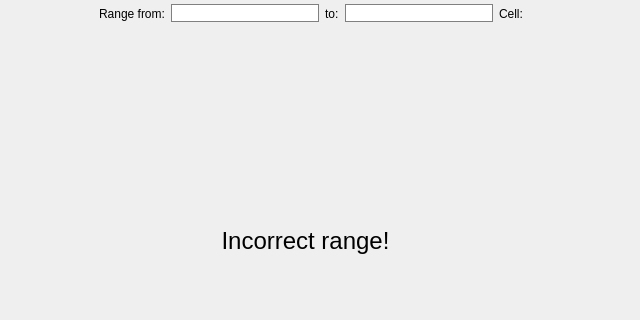
Old version of the form gui/plot.ui in the repository lmsnsk/exchange_3; both pictures show x 0 to 640 and y 0 to 320 of the 640 by 480 pixel window.
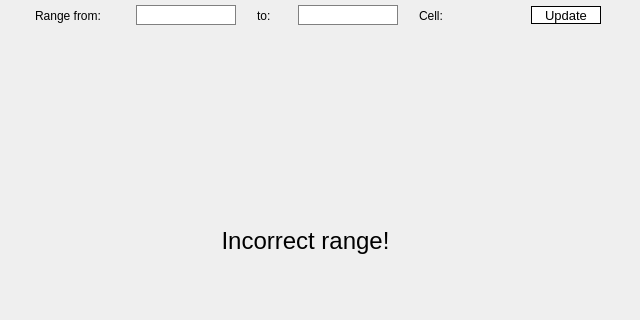
New version of the form.

What changed in the file:
```diff
--- a/gui/plot.ui
+++ b/gui/plot.ui
@@ -43,24 +43,27 @@
   <widget class="QWidget" name="horizontalLayoutWidget">
    <property name="geometry">
     <rect>
-     <x>-1</x>
+     <x>0</x>
      <y>0</y>
      <width>641</width>
-     <height>27</height>
+     <height>31</height>
     </rect>
    </property>
    <layout class="QHBoxLayout" name="horizontalLayout">
+    <property name="spacing">
+     <number>6</number>
+    </property>
     <item>
      <spacer name="horizontalSpacer">
       <property name="orientation">
        <enum>Qt::Horizontal</enum>
       </property>
       <property name="sizeType">
-       <enum>QSizePolicy::Minimum</enum>
+       <enum>QSizePolicy::Preferred</enum>
       </property>
       <property name="sizeHint" stdset="0">
        <size>
-        <width>100</width>
+        <width>20</width>
         <height>20</height>
        </size>
       </property>
@@ -68,6 +71,18 @@
     </item>
     <item>
      <widget class="QLabel" name="label">
+      <property name="minimumSize">
+       <size>
+        <width>80</width>
+        <height>30</height>
+       </size>
+      </property>
+      <property name="maximumSize">
+       <size>
+        <width>80</width>
+        <height>16777215</height>
+       </size>
+      </property>
       <property name="text">
        <string>Range from:</string>
       </property>
@@ -75,13 +90,40 @@
     </item>
     <item>
      <widget class="QLineEdit" name="rangeFrom">
+      <property name="minimumSize">
+       <size>
+        <width>100</width>
+        <height>0</height>
+       </size>
+      </property>
+      <property name="maximumSize">
+       <size>
+        <width>100</width>
+        <height>20</height>
+       </size>
+      </property>
       <property name="focusPolicy">
        <enum>Qt::ClickFocus</enum>
       </property>
+      <property name="alignment">
+       <set>Qt::AlignRight|Qt::AlignTrailing|Qt::AlignVCenter</set>
+      </property>
      </widget>
     </item>
     <item>
      <widget class="QLabel" name="label_2">
+      <property name="minimumSize">
+       <size>
+        <width>20</width>
+        <height>0</height>
+       </size>
+      </property>
+      <property name="maximumSize">
+       <size>
+        <width>20</width>
+        <height>16777215</height>
+       </size>
+      </property>
       <property name="text">
        <string>to:</string>
       </property>
@@ -89,13 +131,40 @@
     </item>
     <item>
      <widget class="QLineEdit" name="rangeTo">
+      <property name="minimumSize">
+       <size>
+        <width>100</width>
+        <height>0</height>
+       </size>
+      </property>
+      <property name="maximumSize">
+       <size>
+        <width>100</width>
+        <height>20</height>
+       </size>
+      </property>
       <property name="focusPolicy">
        <enum>Qt::ClickFocus</enum>
       </property>
+      <property name="alignment">
+       <set>Qt::AlignRight|Qt::AlignTrailing|Qt::AlignVCenter</set>
+      </property>
      </widget>
     </item>
     <item>
      <widget class="QLabel" name="label_4">
+      <property name="minimumSize">
+       <size>
+        <width>30</width>
+        <height>0</height>
+       </size>
+      </property>
+      <property name="maximumSize">
+       <size>
+        <width>30</width>
+        <height>16777215</height>
+       </size>
+      </property>
       <property name="text">
        <string>Cell: </string>
       </property>
@@ -103,22 +172,63 @@
     </item>
     <item>
      <widget class="QLabel" name="labelCell">
+      <property name="minimumSize">
+       <size>
+        <width>40</width>
+        <height>0</height>
+       </size>
+      </property>
+      <property name="maximumSize">
+       <size>
+        <width>40</width>
+        <height>16777215</height>
+       </size>
+      </property>
       <property name="text">
        <string/>
       </property>
      </widget>
     </item>
+    <item>
+     <widget class="QPushButton" name="updatePlot">
+      <property name="minimumSize">
+       <size>
+        <width>70</width>
+        <height>18</height>
+       </size>
+      </property>
+      <property name="maximumSize">
+       <size>
+        <width>70</width>
+        <height>18</height>
+       </size>
+      </property>
+      <property name="font">
+       <font>
+        <pointsize>10</pointsize>
+       </font>
+      </property>
+      <property name="styleSheet">
+       <string notr="true">QPushButton{
+	border:1 solid black;
+}</string>
+      </property>
+      <property name="text">
+       <string>Update</string>
+      </property>
+     </widget>
+    </item>
     <item>
      <spacer name="horizontalSpacer_2">
       <property name="orientation">
        <enum>Qt::Horizontal</enum>
       </property>
       <property name="sizeType">
-       <enum>QSizePolicy::Minimum</enum>
+       <enum>QSizePolicy::Preferred</enum>
       </property>
       <property name="sizeHint" stdset="0">
        <size>
-        <width>100</width>
+        <width>20</width>
         <height>20</height>
        </size>
       </property>
```
